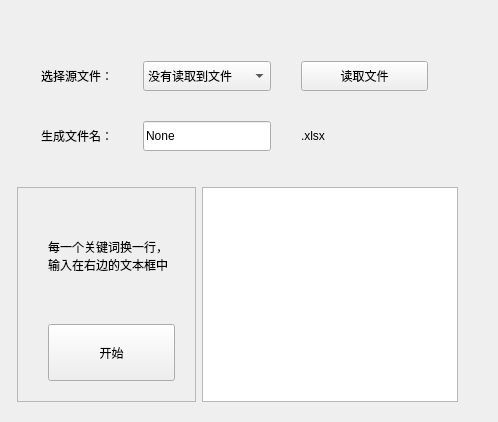
Qt form new.ui (giao4giao/deal_excel) before a commit.
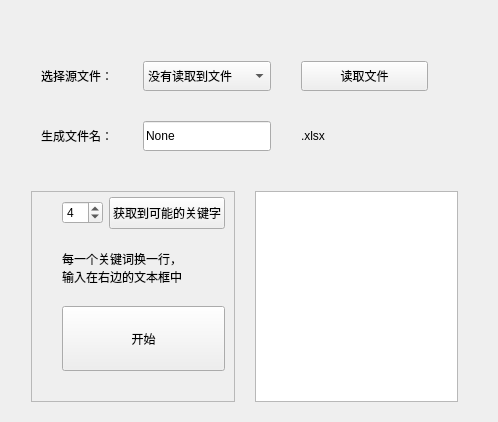
The same form after that commit.

Patch:
```diff
--- a/new.ui
+++ b/new.ui
@@ -23,6 +23,12 @@
    <property name="bottomMargin">
     <number>20</number>
    </property>
+   <property name="horizontalSpacing">
+    <number>20</number>
+   </property>
+   <property name="verticalSpacing">
+    <number>10</number>
+   </property>
    <item row="0" column="0" colspan="3">
     <spacer name="horizontalSpacer">
      <property name="orientation">
@@ -38,11 +44,15 @@
    </item>
    <item row="3" column="2">
     <widget class="QTextEdit" name="textEdit">
+     <property name="styleSheet">
+      <string notr="true">color: rgb(255, 0, 0);
+font: 75 16pt &quot;宋体&quot;;</string>
+     </property>
      <property name="html">
       <string>&lt;!DOCTYPE HTML PUBLIC &quot;-//W3C//DTD HTML 4.0//EN&quot; &quot;http://www.w3.org/TR/REC-html40/strict.dtd&quot;&gt;
 &lt;html&gt;&lt;head&gt;&lt;meta name=&quot;qrichtext&quot; content=&quot;1&quot; /&gt;&lt;style type=&quot;text/css&quot;&gt;
 p, li { white-space: pre-wrap; }
-&lt;/style&gt;&lt;/head&gt;&lt;body style=&quot; font-family:'宋体'; font-size:9pt; font-weight:400; font-style:normal;&quot;&gt;
+&lt;/style&gt;&lt;/head&gt;&lt;body style=&quot; font-family:'宋体'; font-size:16pt; font-weight:72; font-style:normal;&quot;&gt;
 &lt;p style=&quot;-qt-paragraph-type:empty; margin-top:0px; margin-bottom:0px; margin-left:0px; margin-right:0px; -qt-block-indent:0; text-indent:0px;&quot;&gt;&lt;br /&gt;&lt;/p&gt;&lt;/body&gt;&lt;/html&gt;</string>
      </property>
     </widget>
@@ -162,27 +172,31 @@
      <property name="frameShadow">
       <enum>QFrame::Raised</enum>
      </property>
-     <layout class="QGridLayout" name="gridLayout_2">
+     <layout class="QGridLayout" name="gridLayout_2" rowstretch="1,2,2" columnstretch="1,3">
       <property name="leftMargin">
        <number>30</number>
       </property>
       <property name="topMargin">
-       <number>50</number>
-      </property>
-      <property name="rightMargin">
-       <number>20</number>
+       <number>5</number>
       </property>
       <property name="bottomMargin">
-       <number>20</number>
+       <number>30</number>
       </property>
-      <property name="horizontalSpacing">
-       <number>20</number>
-      </property>
-      <property name="verticalSpacing">
-       <number>50</number>
-      </property>
-      <item row="2" column="0">
-       <widget class="QPushButton" name="pushButton">
+      <item row="0" column="0">
+       <widget class="QSpinBox" name="spinBox">
+        <property name="minimum">
+         <number>1</number>
+        </property>
+        <property name="maximum">
+         <number>10</number>
+        </property>
+        <property name="value">
+         <number>4</number>
+        </property>
+       </widget>
+      </item>
+      <item row="0" column="1">
+       <widget class="QPushButton" name="pushButton_3">
         <property name="sizePolicy">
          <sizepolicy hsizetype="Expanding" vsizetype="Expanding">
           <horstretch>0</horstretch>
@@ -190,11 +204,11 @@
          </sizepolicy>
         </property>
         <property name="text">
-         <string>开始</string>
+         <string>获取到可能的关键字</string>
         </property>
        </widget>
       </item>
-      <item row="1" column="0">
+      <item row="1" column="0" colspan="2">
        <widget class="QLabel" name="label_3">
         <property name="styleSheet">
          <string notr="true">font: 14pt &quot;宋体&quot;;</string>
@@ -205,6 +219,19 @@
         </property>
        </widget>
       </item>
+      <item row="2" column="0" colspan="2">
+       <widget class="QPushButton" name="pushButton">
+        <property name="sizePolicy">
+         <sizepolicy hsizetype="Expanding" vsizetype="Expanding">
+          <horstretch>0</horstretch>
+          <verstretch>0</verstretch>
+         </sizepolicy>
+        </property>
+        <property name="text">
+         <string>开始</string>
+        </property>
+       </widget>
+      </item>
      </layout>
     </widget>
    </item>
```
Left out of the diff: 17 changed lines with no effect on the pictures.
